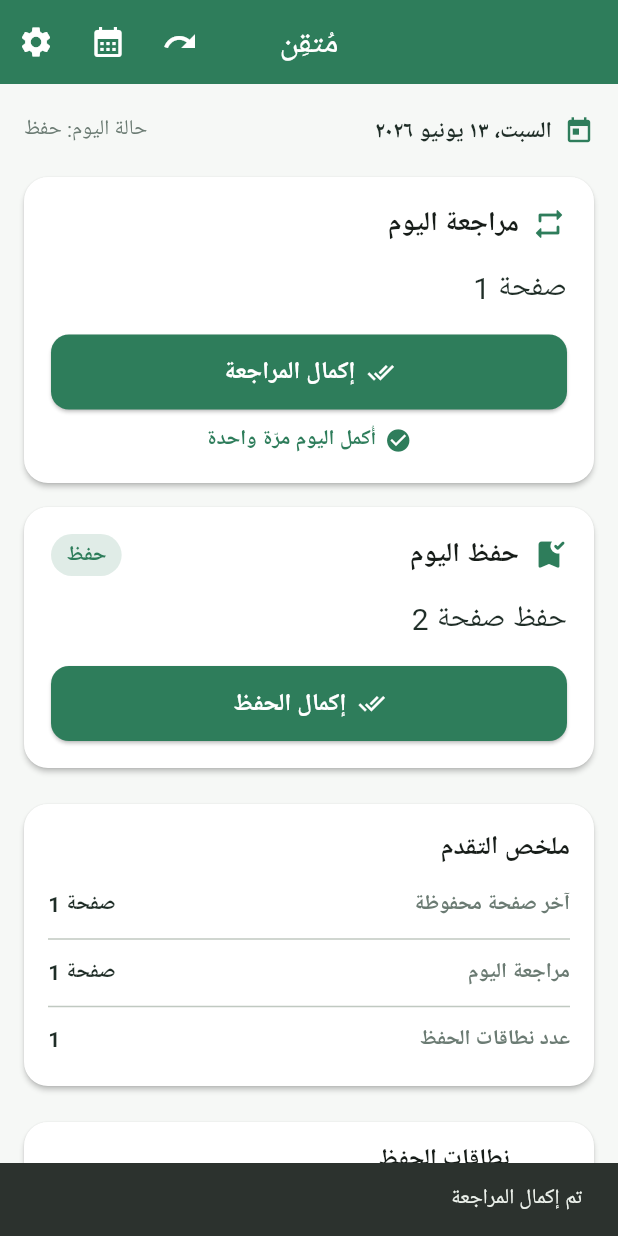
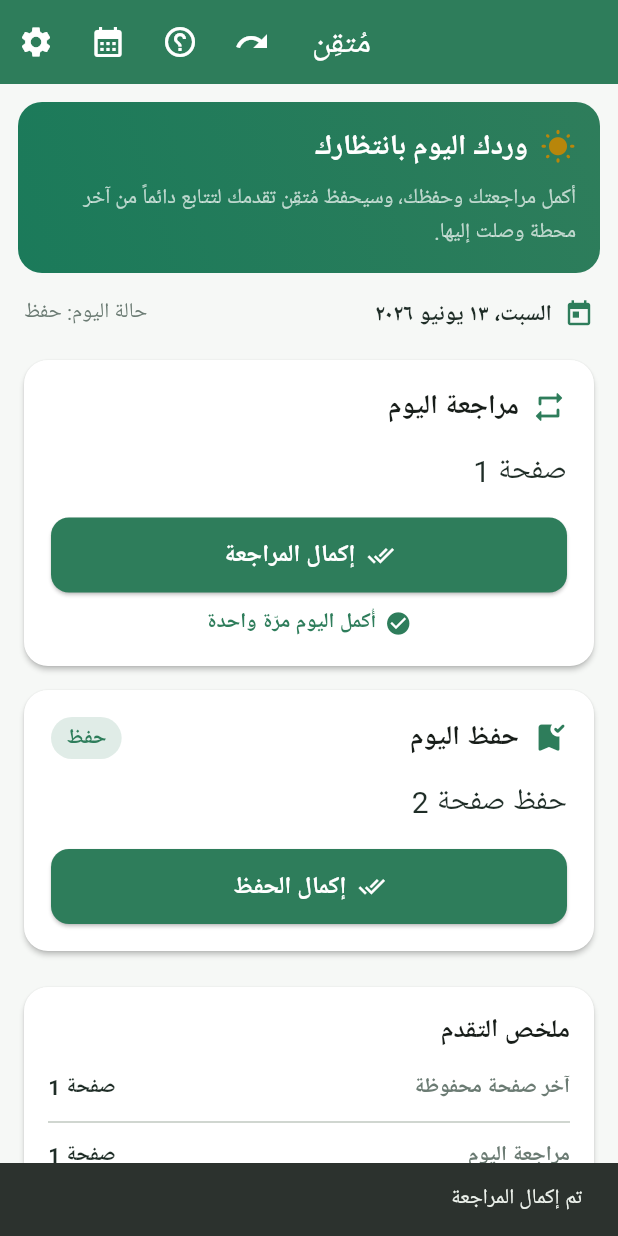
Before and after one commit to hamzaammar96/QuraanMemorizing, a Flutter app: the screen it shows once a user with an empty profile is signed in, after a tap on "تعديل الإعدادات قبل البدء", after a tap on "إكمال المراجعة", on a phone screen of 412 x 824 dp. Run offline on Flutter 3.47's test engine with Material 3 defaults, Android fonts, the phone set to English and light mode, and no system bars; our stand-ins replace cloud_firestore, firebase_auth, firebase_core, flutter_local_notifications, flutter_svg, shared_preferences and 1 more; accounts and stored records are empty; network calls fail; Roboto replaces fonts that are missing (Cairo).

Commit message:
تحسين الهوية والنصوص وإضافة دليل الاستخدام
- ملف نصوص مركزي lib/constants/app_strings.dart للواجهة العربية
- تنسيق اسم "مُتقِن" بشكل مميّز وخط أكبر (BrandHeader) في البداية وتسجيل الدخول
- شعار غوغل الرسمي على زر تسجيل الدخول (flutter_svg + asset)
- نصوص الترحيب في شاشة الدخول ولافتة ترحيب في الصفحة الرئيسية
- دليل استخدام مصوّر (HelpScreen) يظهر أول مرة + زر مساعدة دائم في الرئيسية
- تحديث وصف التطبيق في README

https://claude.ai/code/session_01JyypNc1gs8fUensg4yPUtg

```diff
--- /dev/null
+++ b/lib/constants/app_strings.dart
@@ -0,0 +1,67 @@
+/// نصوص الواجهة العربية لتطبيق "مُتقِن" في مكان مركزي واحد.
+/// عدّل النصوص من هنا بدلاً من كتابتها داخل الشاشات.
+class AppStrings {
+  AppStrings._();
+
+  /// اسم التطبيق.
+  static const String appName = 'مُتقِن';
+
+  // ===== شاشة البداية / تسجيل الدخول =====
+  static const String splashTagline = 'وردك اليومي للمراجعة والحفظ';
+  static const String welcomeTitle = 'مرحباً بك في مُتقِن';
+  static const String welcomeDescription =
+      'نظّم حفظك، ثبّت مراجعتك، وتابع وردك اليومي بخطة مرنة تناسبك.';
+  static const String signInWithGoogle = 'تسجيل الدخول بحساب غوغل';
+  static const String signingIn = 'جارٍ تسجيل الدخول...';
+
+  // ===== الصفحة الرئيسية =====
+  static const String homeTitle = 'وردك اليوم بانتظارك';
+  static const String homeDescription =
+      'أكمل مراجعتك وحفظك، وسيحفظ مُتقِن تقدمك لتتابع دائماً من آخر محطة وصلت إليها.';
+
+  // ===== دليل الاستخدام (يظهر أول مرة + زر المساعدة) =====
+  static const String helpButton = 'كيفية الاستخدام';
+  static const String helpTitle = 'كيف تستخدم مُتقِن؟';
+  static const String helpIntro =
+      'خطوات بسيطة تنظّم وردك اليومي للحفظ والمراجعة:';
+  static const String helpGotIt = 'فهمت، لنبدأ';
+
+  /// خطوات الدليل: كل خطوة [العنوان، الشرح]. الأيقونات تُربط حسب الترتيب في الواجهة.
+  static const List<List<String>> helpSteps = [
+    [
+      'حدّد نقطة البداية',
+      'من الإعدادات اختر آخر صفحة وصلت إليها، وعدد صفحات المراجعة اليومية.',
+    ],
+    [
+      'خصّص أيامك',
+      'اضبط أيام الحفظ والربط والاستراحة بما يناسب ظروفك خلال الأسبوع.',
+    ],
+    [
+      'تابع وردك اليوم',
+      'تظهر لك في الصفحة الرئيسية مراجعة اليوم وحفظ اليوم بوضوح.',
+    ],
+    [
+      'أكمل بضغطة واحدة',
+      'اضغط «إكمال المراجعة» أو «إكمال الحفظ» عند انتهائك من الورد.',
+    ],
+    [
+      'لا تقدّم تلقائي',
+      'لا يتقدّم مُتقِن عند غيابك، بل يحفظ آخر محطة مكتملة ويتابع منها لاحقاً.',
+    ],
+    [
+      'تابع تقدمك ومزامنته',
+      'راجع سجل الإنجاز وملخص التقدم، وبياناتك محفوظة بحسابك وتتزامن عبر أجهزتك.',
+    ],
+  ];
+
+  // ===== وصف التطبيق العام (المتجر / README) =====
+  static const String appShortDescription =
+      'مُتقِن يساعدك على تنظيم حفظ القرآن ومراجعته يومياً بخطة مرنة تتابع معك '
+      'من آخر محطة وصلت إليها.';
+  static const String appLongDescription =
+      'مُتقِن هو تطبيق عربي بسيط يساعدك على متابعة ورد الحفظ والمراجعة بطريقة '
+      'منظمة ومرنة. يمكنك تحديد آخر صفحة وصلت إليها، ضبط مقدار المراجعة اليومية، '
+      'تخصيص أيام الحفظ والربط والاستراحة، وإكمال وردك اليومي بضغطة واحدة. '
+      'لا يتقدم التطبيق تلقائياً عند غيابك، بل يحفظ آخر محطة مكتملة ويتابع منها، '
+      'حتى تبقى خطتك واقعية ومناسبة لظروفك.';
+}
--- a/lib/screens/home_screen.dart
+++ b/lib/screens/home_screen.dart
@@ -2,17 +2,47 @@ import 'package:flutter/material.dart';
 import 'package:intl/intl.dart';
 import 'package:provider/provider.dart';
 
+import '../constants/app_strings.dart';
 import '../models/day_type.dart';
 import '../state/app_state.dart';
 import '../theme/app_theme.dart';
 import '../widgets/ward_card.dart';
+import 'help_screen.dart';
 import 'history_screen.dart';
 import 'ranges_screen.dart';
 import 'settings_screen.dart';
 
 /// الشاشة الرئيسية — تعرض ورد المراجعة وورد الحفظ وحالة اليوم وأزرار الإكمال.
-class HomeScreen extends StatelessWidget {
+class HomeScreen extends StatefulWidget {
   const HomeScreen({super.key});
+
+  @override
+  State<HomeScreen> createState() => _HomeScreenState();
+}
+
+class _HomeScreenState extends State<HomeScreen> {
+  @override
+  void initState() {
+    super.initState();
+    // عرض دليل الاستخدام تلقائياً عند أول استخدام.
+    WidgetsBinding.instance.addPostFrameCallback((_) => _maybeShowHelp());
+  }
+
+  Future<void> _maybeShowHelp() async {
+    final state = context.read<AppState>();
+    if (state.helpSeen) return;
+    await state.markHelpSeen();
+    if (!mounted) return;
+    await Navigator.of(context).push(
+      MaterialPageRoute(builder: (_) => const HelpScreen()),
+    );
+  }
+
+  void _openHelp() {
+    Navigator.of(context).push(
+      MaterialPageRoute(builder: (_) => const HelpScreen()),
+    );
+  }
 
   /// نص عربي لعدد مرّات الإكمال اليوم.
   static String? _countNote(int count) {
@@ -32,7 +62,7 @@ class HomeScreen extends StatelessWidget {
 
     return Scaffold(
       appBar: AppBar(
-        title: const Text('مُتقِن'),
+        title: const Text(AppStrings.appName),
         actions: [
           if (last != null)
             IconButton(
@@ -40,6 +70,11 @@ class HomeScreen extends StatelessWidget {
               icon: const Icon(Icons.undo),
               onPressed: () => _confirmUndo(context),
             ),
+          IconButton(
+            tooltip: AppStrings.helpButton,
+            icon: const Icon(Icons.help_outline),
+            onPressed: _openHelp,
+          ),
           IconButton(
             tooltip: 'سجل الإنجاز',
             icon: const Icon(Icons.calendar_month),
@@ -59,6 +94,7 @@ class HomeScreen extends StatelessWidget {
       body: ListView(
         padding: const EdgeInsets.all(12),
         children: [
+          const _WelcomeBanner(),
           _DayHeader(dayType: dayType),
           const SizedBox(height: 4),
 
@@ -169,6 +205,51 @@ class HomeScreen extends StatelessWidget {
   }
 }
 
+/// لافتة ترحيب في أعلى الصفحة الرئيسية.
+class _WelcomeBanner extends StatelessWidget {
+  const _WelcomeBanner();
+
+  @override
+  Widget build(BuildContext context) {
+    return Container(
+      margin: const EdgeInsets.only(bottom: 8),
+      padding: const EdgeInsets.all(16),
+      decoration: BoxDecoration(
+        gradient: const LinearGradient(
+          colors: [AppTheme.primaryGreen, Color(0xFF1B7A5A)],
+          begin: Alignment.topRight,
+          end: Alignment.bottomLeft,
+        ),
+        borderRadius: BorderRadius.circular(16),
+      ),
+      child: Column(
+        crossAxisAlignment: CrossAxisAlignment.start,
+        children: [
+          Row(
+            children: [
+              const Icon(Icons.wb_sunny_rounded, color: AppTheme.accentGold),
+              const SizedBox(width: 8),
+              Text(
+                AppStrings.homeTitle,
+                style: const TextStyle(
+                  fontSize: 19,
+                  fontWeight: FontWeight.bold,
+                  color: Colors.white,
+                ),
+              ),
+            ],
+          ),
+          const SizedBox(height: 8),
+          const Text(
+            AppStrings.homeDescription,
+            style: TextStyle(fontSize: 14, height: 1.6, color: Colors.white70),
+          ),
+        ],
+      ),
+    );
+  }
+}
+
 /// رأس يعرض التاريخ وحالة اليوم.
 class _DayHeader extends StatelessWidget {
   final DayType dayType;
--- a/lib/screens/sign_in_screen.dart
+++ b/lib/screens/sign_in_screen.dart
@@ -1,8 +1,11 @@
 import 'package:flutter/material.dart';
+import 'package:flutter_svg/flutter_svg.dart';
 import 'package:provider/provider.dart';
 
+import '../constants/app_strings.dart';
 import '../state/app_state.dart';
 import '../theme/app_theme.dart';
+import '../widgets/brand_header.dart';
 
 /// شاشة تسجيل الدخول الإلزامية بحساب غوغل.
 /// تظهر قبل استخدام التطبيق عند تفعيل المزامنة السحابية.
@@ -23,39 +26,28 @@ class SignInScreen extends StatelessWidget {
             mainAxisAlignment: MainAxisAlignment.center,
             crossAxisAlignment: CrossAxisAlignment.stretch,
             children: [
-              const Icon(Icons.menu_book_rounded, size: 84, color: Colors.white),
-              const SizedBox(height: 16),
+              const BrandHeader(onDark: true, nameSize: 60),
+              const SizedBox(height: 36),
               const Text(
-                'مُتقِن',
+                AppStrings.welcomeTitle,
                 textAlign: TextAlign.center,
                 style: TextStyle(
-                  fontSize: 38,
+                  fontSize: 22,
                   fontWeight: FontWeight.bold,
                   color: Colors.white,
                 ),
               ),
-              const SizedBox(height: 8),
+              const SizedBox(height: 12),
               const Text(
-                'سجّل الدخول بحساب غوغل لحفظ وردك ومزامنته عبر أجهزتك',
+                AppStrings.welcomeDescription,
                 textAlign: TextAlign.center,
-                style: TextStyle(fontSize: 16, color: Colors.white70),
+                style: TextStyle(fontSize: 16, height: 1.6, color: Colors.white70),
               ),
               const SizedBox(height: 40),
               if (signingIn)
                 const Center(child: CircularProgressIndicator(color: Colors.white))
               else
-                ElevatedButton.icon(
-                  onPressed: () => state.signInWithGoogle(),
-                  icon: const Icon(Icons.login),
-                  label: const Text('تسجيل الدخول بحساب غوغل'),
-                  style: ElevatedButton.styleFrom(
-                    backgroundColor: Colors.white,
-                    foregroundColor: AppTheme.primaryGreen,
-                    padding: const EdgeInsets.symmetric(vertical: 16),
-                    textStyle: const TextStyle(
-                        fontSize: 17, fontWeight: FontWeight.bold),
-                  ),
-                ),
+                _GoogleSignInButton(onPressed: () => state.signInWithGoogle()),
               if (!signingIn && state.syncStatus.isNotEmpty) ...[
                 const SizedBox(height: 16),
                 Text(
@@ -71,3 +63,34 @@ class SignInScreen extends StatelessWidget {
     );
   }
 }
+
+/// زر تسجيل الدخول بحساب غوغل مع الشعار الرسمي.
+class _GoogleSignInButton extends StatelessWidget {
+  final VoidCallback onPressed;
+  const _GoogleSignInButton({required this.onPressed});
+
+  @override
+  Widget build(BuildContext context) {
+    return ElevatedButton(
+      onPressed: onPressed,
+      style: ElevatedButton.styleFrom(
+        backgroundColor: Colors.white,
+        foregroundColor: AppTheme.textDark,
+        padding: const EdgeInsets.symmetric(vertical: 14, horizontal: 16),
+        shape: RoundedRectangleBorder(borderRadius: BorderRadius.circular(12)),
+        elevation: 2,
+      ),
+      child: Row(
+        mainAxisAlignment: MainAxisAlignment.center,
+        children: [
+          SvgPicture.asset('assets/icons/google_logo.svg', width: 24, height: 24),
+          const SizedBox(width: 12),
+          const Text(
+            AppStrings.signInWithGoogle,
+            style: TextStyle(fontSize: 17, fontWeight: FontWeight.bold),
+          ),
+        ],
+      ),
+    );
+  }
+}
--- a/lib/screens/splash_screen.dart
+++ b/lib/screens/splash_screen.dart
@@ -1,8 +1,10 @@
 import 'package:flutter/material.dart';
 import 'package:provider/provider.dart';
 
+import '../constants/app_strings.dart';
 import '../state/app_state.dart';
 import '../theme/app_theme.dart';
+import '../widgets/brand_header.dart';
 import 'home_screen.dart';
 import 'onboarding_screen.dart';
 import 'sign_in_screen.dart';
@@ -40,25 +42,11 @@ class _Logo extends StatelessWidget {
 
   @override
   Widget build(BuildContext context) {
-    return Column(
+    return const Column(
       mainAxisSize: MainAxisSize.min,
-      children: const [
-        Icon(Icons.menu_book_rounded, size: 88, color: Colors.white),
-        SizedBox(height: 16),
-        Text(
-          'مُتقِن',
-          style: TextStyle(
-            fontSize: 40,
-            fontWeight: FontWeight.bold,
-            color: Colors.white,
-          ),
-        ),
-        SizedBox(height: 8),
-        Text(
-          'وردك اليومي للمراجعة والحفظ',
-          style: TextStyle(fontSize: 16, color: Colors.white70),
-        ),
-        SizedBox(height: 24),
+      children: [
+        BrandHeader(onDark: true, nameSize: 48, tagline: AppStrings.splashTagline),
+        SizedBox(height: 28),
         CircularProgressIndicator(color: Colors.white),
       ],
     );
--- a/lib/services/storage_service.dart
+++ b/lib/services/storage_service.dart
@@ -10,6 +10,18 @@ import '../models/progress_state.dart';
 class StorageService {
   static const _settingsKey = 'mutqin_settings';
   static const _progressKey = 'mutqin_progress';
+  static const _helpSeenKey = 'mutqin_help_seen';
+
+  /// هل عُرض دليل الاستخدام من قبل على هذا الجهاز؟ (محلي، لا يُزامن)
+  Future<bool> loadHelpSeen() async {
+    final prefs = await SharedPreferences.getInstance();
+    return prefs.getBool(_helpSeenKey) ?? false;
+  }
+
+  Future<void> saveHelpSeen() async {
+    final prefs = await SharedPreferences.getInstance();
+    await prefs.setBool(_helpSeenKey, true);
+  }
 
   Future<void> saveSettings(PlanSettings settings) async {
     final prefs = await SharedPreferences.getInstance();
--- a/lib/state/app_state.dart
+++ b/lib/state/app_state.dart
@@ -28,6 +28,9 @@ class AppState extends ChangeNotifier {
   late PlanSettings settings;
   late ProgressState progress;
   bool _loaded = false;
+
+  /// هل شُوهد دليل الاستخدام على هذا الجهاز؟ (محلي، لا يُزامن)
+  bool helpSeen = false;
 
   // ===== حالة المزامنة السحابية =====
   User? user;
@@ -64,6 +67,7 @@ class AppState extends ChangeNotifier {
     final savedSettings = await _storage.loadSettings();
     settings = savedSettings ?? PlanSettings.defaults();
     progress = await _storage.loadProgress();
+    helpSeen = await _storage.loadHelpSeen();
     await _notifications.init();
 
     // تهيئة Firebase قبل التوجيه (لتفادي وميض شاشة الدخول).
@@ -84,6 +88,12 @@ class AppState extends ChangeNotifier {
     _authSub?.cancel();
     _docSub?.cancel();
     super.dispose();
+  }
+
+  /// تعليم أن دليل الاستخدام قد عُرض (حتى لا يظهر تلقائياً مرة أخرى).
+  Future<void> markHelpSeen() async {
+    helpSeen = true;
+    await _storage.saveHelpSeen();
   }
 
   // ===== المصادقة بحساب غوغل =====
--- /dev/null
+++ b/lib/widgets/brand_header.dart
@@ -0,0 +1,83 @@
+import 'package:flutter/material.dart';
+
+import '../constants/app_strings.dart';
+import '../theme/app_theme.dart';
+
+/// ترويسة الهوية: شعار دائري + اسم "مُتقِن" بخط كبير مميّز + خط ذهبي زخرفي.
+/// تُستخدم في شاشة البداية وتسجيل الدخول.
+class BrandHeader extends StatelessWidget {
+  /// خلفية داكنة/خضراء => نص أبيض، وإلا أخضر.
+  final bool onDark;
+  final double nameSize;
+  final String? tagline;
+
+  const BrandHeader({
+    super.key,
+    this.onDark = true,
+    this.nameSize = 56,
+    this.tagline,
+  });
+
+  @override
+  Widget build(BuildContext context) {
+    final Color fg = onDark ? Colors.white : AppTheme.primaryGreen;
+    return Column(
+      mainAxisSize: MainAxisSize.min,
+      children: [
+        Container(
+          padding: const EdgeInsets.all(22),
+          decoration: BoxDecoration(
+            shape: BoxShape.circle,
+            color: onDark
+                ? Colors.white.withValues(alpha: 0.15)
+                : AppTheme.primaryGreen.withValues(alpha: 0.10),
+          ),
+          child: Icon(Icons.menu_book_rounded, size: 56, color: fg),
+        ),
+        const SizedBox(height: 20),
+        Text(
+          AppStrings.appName,
+          textAlign: TextAlign.center,
+          style: TextStyle(
+            fontSize: nameSize,
+            fontWeight: FontWeight.w900,
+            color: fg,
+            letterSpacing: 3,
+            height: 1.05,
+            shadows: onDark
+                ? const [
+                    Shadow(
+                      color: Colors.black26,
+                      blurRadius: 14,
+                      offset: Offset(0, 4),
+                    ),
+                  ]
+                : null,
+          ),
+        ),
+        const SizedBox(height: 10),
+        // خط زخرفي ذهبي تحت الاسم.
+        Container(
+          width: 70,
+          height: 4,
+          decoration: BoxDecoration(
+            color: AppTheme.accentGold,
+            borderRadius: BorderRadius.circular(2),
+          ),
+        ),
+        if (tagline != null) ...[
+          const SizedBox(height: 16),
+          Text(
+            tagline!,
+            textAlign: TextAlign.center,
+            style: TextStyle(
+              fontSize: 16,
+              height: 1.5,
+              color: onDark ? Colors.white70 : AppTheme.textMuted,
+            ),
+          ),
+        ],
+      ],
+    );
+  }
+}
--- a/pubspec.yaml
+++ b/pubspec.yaml
@@ -29,6 +29,7 @@ dependencies:
   firebase_core: ^4.10.0
   firebase_auth: ^6.5.2
   cloud_firestore: ^6.5.0
+  flutter_svg: ^2.3.0
 
 dev_dependencies:
   flutter_test:
@@ -37,3 +38,5 @@ dev_dependencies:
 
 flutter:
   uses-material-design: true
+  assets:
+    - assets/icons/google_logo.svg
```
Also changed, not shown: lib/screens/help_screen.dart (added, +169 -0 lines), assets/icons/google_logo.svg (added), 1 other file.
